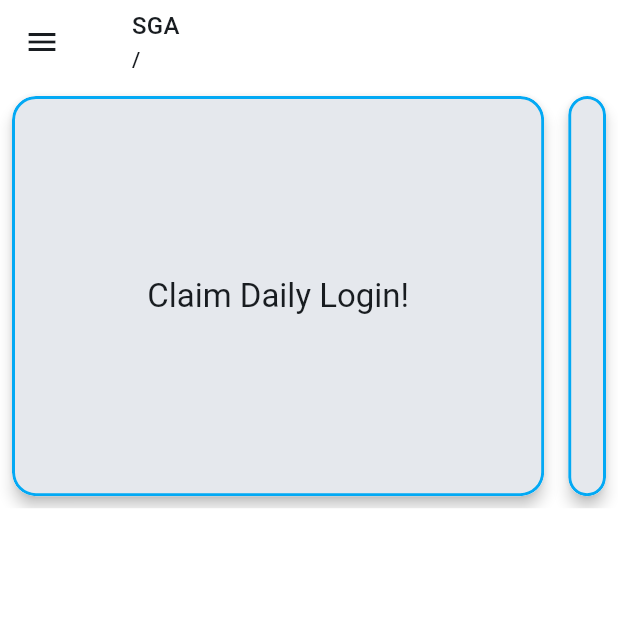
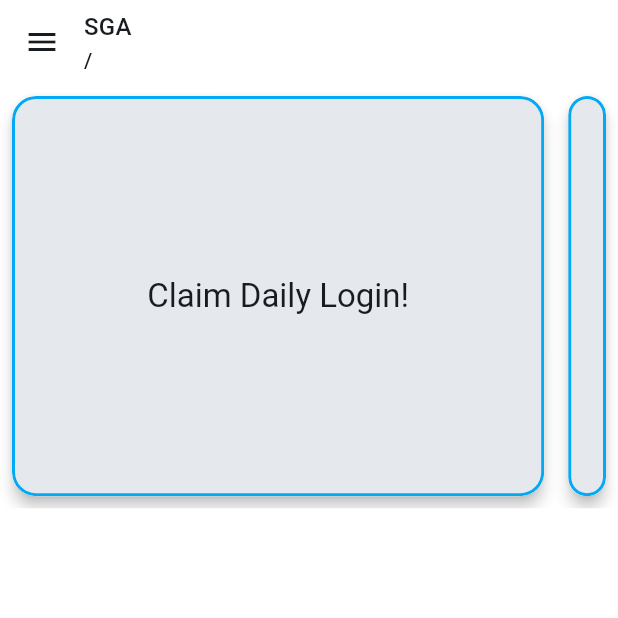
Before and after one commit to SkyJTx/Super-Game-App, a Flutter app: the screen it shows after launch, on a phone screen of 412 x 824 dp, the top half of it. Run offline on Flutter 3.47's test engine with Material 3 defaults, Android fonts, the phone set to English and light mode, and no system bars; drawn by our look-alikes of flutter_animate; our stand-ins replace flutter_bloc, flutter_local_notifications, get_it, go_router, isar, sizer; accounts and stored records are empty; generated files the repository leaves out were written again.

Commit message:
change appbar title

```diff
--- a/lib/client/presentation/main_page.dart
+++ b/lib/client/presentation/main_page.dart
@@ -63,17 +63,11 @@ class MainPageState extends State<MainPage> {
         ),
       ),
       appBar: AppBar(
-        title: ListTile(
-          title: Text(
-            'SGA',
-            style: Theme.of(context).textTheme.titleMedium,
-          ),
-          subtitle: Text(
-            widget.state.fullPath.toString(),
-            style: Theme.of(context).textTheme.titleSmall,
-          ),
-        ),
-        actions: [
+        titleSpacing: 0,
+        title: Row(
+          mainAxisAlignment: MainAxisAlignment.start,
+          mainAxisSize: MainAxisSize.min,
+          children: [
             Builder(
               builder: (context) {
                 if (context.canPop()) {
@@ -84,10 +78,25 @@ class MainPageState extends State<MainPage> {
                     },
                   );
                 }
-              return const SizedBox();
+                return const SizedBox.shrink();
               },
             ),
+            Column(
+              mainAxisAlignment: MainAxisAlignment.center,
+              crossAxisAlignment: CrossAxisAlignment.start,
+              children: [
+                Text(
+                  'SGA',
+                  style: Theme.of(context).textTheme.titleMedium,
+                ),
+                Text(
+                  widget.state.fullPath.toString(),
+                  style: Theme.of(context).textTheme.titleSmall,
+                ),
               ],
+            ),
+          ],
+        ),
       ),
       body: SafeArea(
         child: widget.child,
```
Lines whose indentation alone changed are shown as unchanged.
